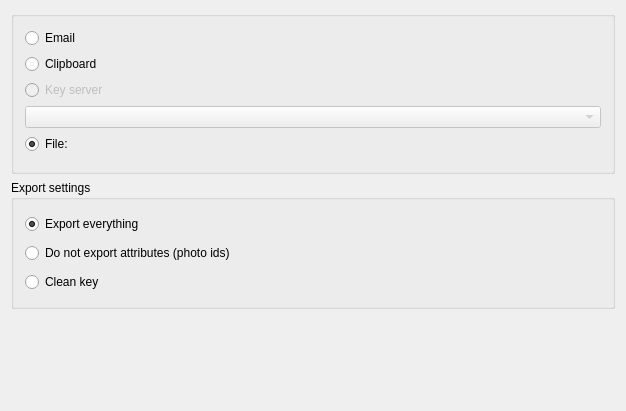
Above: keyexport.ui from KDE/kgpg before the change. Below: the same form after it.
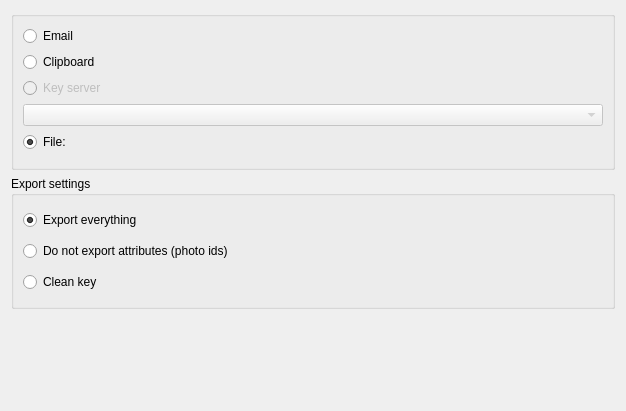
That is the form after the change. Custom widgets are drawn as their Qt base class.

```diff
--- a/keyexport.ui
+++ b/keyexport.ui
@@ -130,7 +130,6 @@
    </item>
   </layout>
  </widget>
- <layoutdefault spacing="6" margin="11" />
   <customwidgets>
   <customwidget>
    <class>KUrlRequester</class>
```
